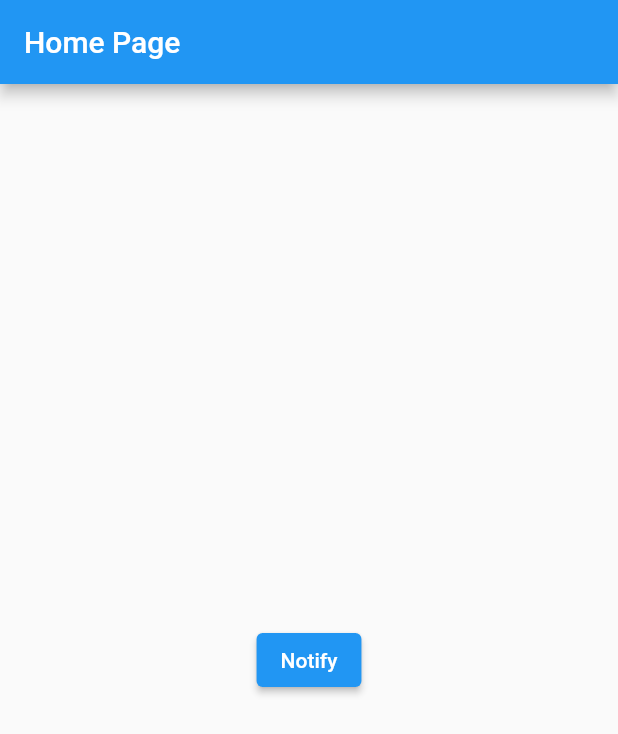
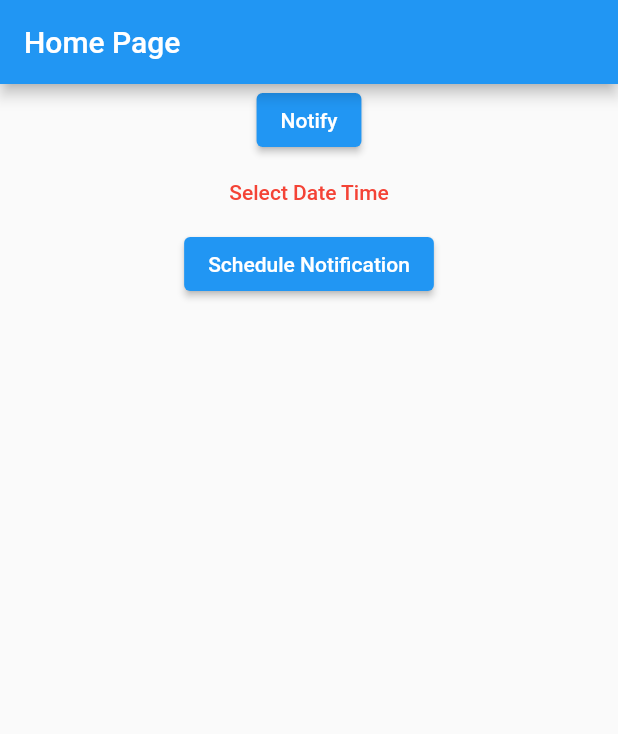
Before and after one commit to rckash/affirmation_flutter_app, a Flutter app: the screen it shows after launch, on a phone screen of 412 x 824 dp. Shown: the top 734 px of the screen. Run offline on Flutter 3.47's test engine with Material 2 defaults, Android fonts, the light colour scheme and no system bars; our stand-ins replace flutter_datetime_picker_plus, flutter_local_notifications, timezone.

Commit message:
Added DatePickerTxt and ScheduleBtn widgets for scheduling notifications.
Bug found: users can schedule for past date and time.

```diff
--- a/lib/main.dart
+++ b/lib/main.dart
@@ -1,11 +1,12 @@
 import 'package:flutter/material.dart';
-
 import 'pages/home_page.dart';
 import 'services/notification_services.dart';
+import 'package:timezone/data/latest.dart' as tz;
 
 void main() {
   WidgetsFlutterBinding.ensureInitialized();
   NotificationService().initNotification();
+  tz.initializeTimeZones();
   runApp(const MyApp());
 }
 
--- a/lib/pages/home_page.dart
+++ b/lib/pages/home_page.dart
@@ -1,5 +1,8 @@
 import 'package:affirmation_flutter_app/services/notification_services.dart';
 import 'package:flutter/material.dart';
+import 'package:flutter_datetime_picker_plus/flutter_datetime_picker_plus.dart';
+
+DateTime scheduleTime = DateTime.now();
 
 class HomePage extends StatefulWidget {
   const HomePage({super.key});
@@ -16,14 +19,66 @@ class _HomePageState extends State<HomePage> {
         title: const Text('Home Page'),
       ),
       body: Center(
-        child: ElevatedButton(
-          child: const Text('Notify'),
-          onPressed:() {
-            NotificationService()
-              .showNotification(title: 'My title', body: 'It works!');
-          },
+        child: Column(
+          children: [
+            ElevatedButton(
+              child: const Text('Notify'),
+              onPressed:() {
+              NotificationService()
+                .showNotification(title: 'My title', body: 'It works!');
+              },
+            ),
+            const DatePickerTxt(),
+            const ScheduleBtn()
+          ],
           )
         ),
     );
   }
 }
+
+class DatePickerTxt extends StatefulWidget {
+  const DatePickerTxt({super.key});
+
+  @override
+  State<DatePickerTxt> createState() => _DatePickerTxtState();
+}
+
+class _DatePickerTxtState extends State<DatePickerTxt> {
+  @override
+  Widget build(BuildContext context) {
+    return TextButton(
+      onPressed: () {
+        DatePicker.showDateTimePicker(
+          context,
+          showTitleActions: true,
+          onChanged: (date) => scheduleTime = date,
+          onConfirm: (date) {}
+        );
+      },
+      child: const Text(
+        "Select Date Time",
+        style: TextStyle(color: Colors.red)
+        ),
+    );
+  }
+}
+
+class ScheduleBtn extends StatelessWidget {
+  const ScheduleBtn({super.key});
+
+  @override
+  Widget build(BuildContext context) {
+    return ElevatedButton(
+      child: const Text('Schedule Notification'),
+      onPressed: () {
+        debugPrint('Notification Scheduled for $scheduleTime');
+        NotificationService().scheduleNotification(
+          title: 'Scheduled Notification',
+          body: '$scheduleTime',
+          scheduleNotificationDateTime: scheduleTime
+        );
+      },
+    );
+  }
+}
--- a/pubspec.yaml
+++ b/pubspec.yaml
@@ -36,7 +36,8 @@ dependencies:
   # Use with the CupertinoIcons class for iOS style icons.
   cupertino_icons: ^1.0.2
   flutter_local_notifications: ^15.1.1
-  flutter_datetime_picker: ^1.5.1
+  flutter_datetime_picker_plus: ^2.1.0
+  timezone: ^0.9.2
 
 dev_dependencies:
   flutter_test:
```
Also changed, not shown: lib/services/notification_services.dart (+30 -0 lines), pubspec.lock.
